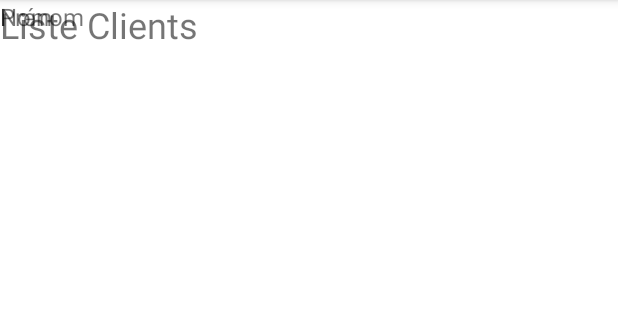
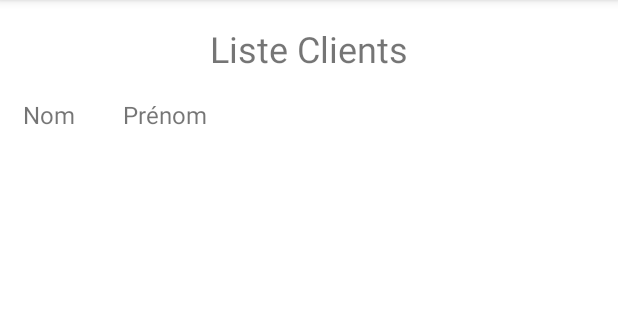
Before and after one commit to robielTes/What_the_dog, an Android app: the fragment ListClientFragment shown on its own in the app's theme, on a phone screen of 412 x 824 dp, the part 84-404 px from its top. Run offline under Robolectric (Android 15) with nearby library versions, the phone set to English and light mode, and no system bars.

Commit message:
Add constraint in listeclient view

```diff
--- a/app/src/main/res/layout/fragment_list_client.xml
+++ b/app/src/main/res/layout/fragment_list_client.xml
@@ -11,34 +11,48 @@
         android:id="@+id/textView8"
         android:layout_width="wrap_content"
         android:layout_height="wrap_content"
+        android:layout_marginTop="16dp"
+        android:layout_marginBottom="11dp"
         android:text="Liste Clients"
         android:textSize="24sp"
-        tools:layout_editor_absoluteX="140dp"
-        tools:layout_editor_absoluteY="16dp" />
+        app:layout_constraintBottom_toTopOf="@+id/constraintLayout"
+        app:layout_constraintEnd_toEndOf="parent"
+        app:layout_constraintStart_toStartOf="parent"
+        app:layout_constraintTop_toTopOf="parent" />
 
     <androidx.constraintlayout.widget.ConstraintLayout
-        android:layout_width="383dp"
-        android:layout_height="74dp"
-        tools:layout_editor_absoluteX="16dp"
-        tools:layout_editor_absoluteY="59dp">
+        android:id="@+id/constraintLayout"
+        android:layout_width="0dp"
+        android:layout_height="0dp"
+        android:layout_marginStart="12dp"
+        android:layout_marginEnd="12dp"
+        android:layout_marginBottom="598dp"
+        app:layout_constraintBottom_toBottomOf="parent"
+        app:layout_constraintEnd_toEndOf="parent"
+        app:layout_constraintStart_toStartOf="parent"
+        app:layout_constraintTop_toBottomOf="@+id/textView8">
 
         <TextView
             android:id="@+id/textView9"
             android:layout_width="wrap_content"
             android:layout_height="wrap_content"
+            android:layout_marginStart="3dp"
+            android:layout_marginTop="5dp"
             android:text="Nom"
             android:textSize="16sp"
-            tools:layout_editor_absoluteX="3dp"
-            tools:layout_editor_absoluteY="5dp" />
+            app:layout_constraintStart_toStartOf="parent"
+            app:layout_constraintTop_toTopOf="parent" />
 
         <TextView
             android:id="@+id/textView10"
             android:layout_width="wrap_content"
             android:layout_height="wrap_content"
+            android:layout_marginStart="70dp"
+            android:layout_marginTop="5dp"
             android:text="Prénom"
             android:textSize="16sp"
-            tools:layout_editor_absoluteX="70dp"
-            tools:layout_editor_absoluteY="5dp" />
+            app:layout_constraintStart_toStartOf="parent"
+            app:layout_constraintTop_toTopOf="parent" />
     </androidx.constraintlayout.widget.ConstraintLayout>
 
 </androidx.constraintlayout.widget.ConstraintLayout>
```
